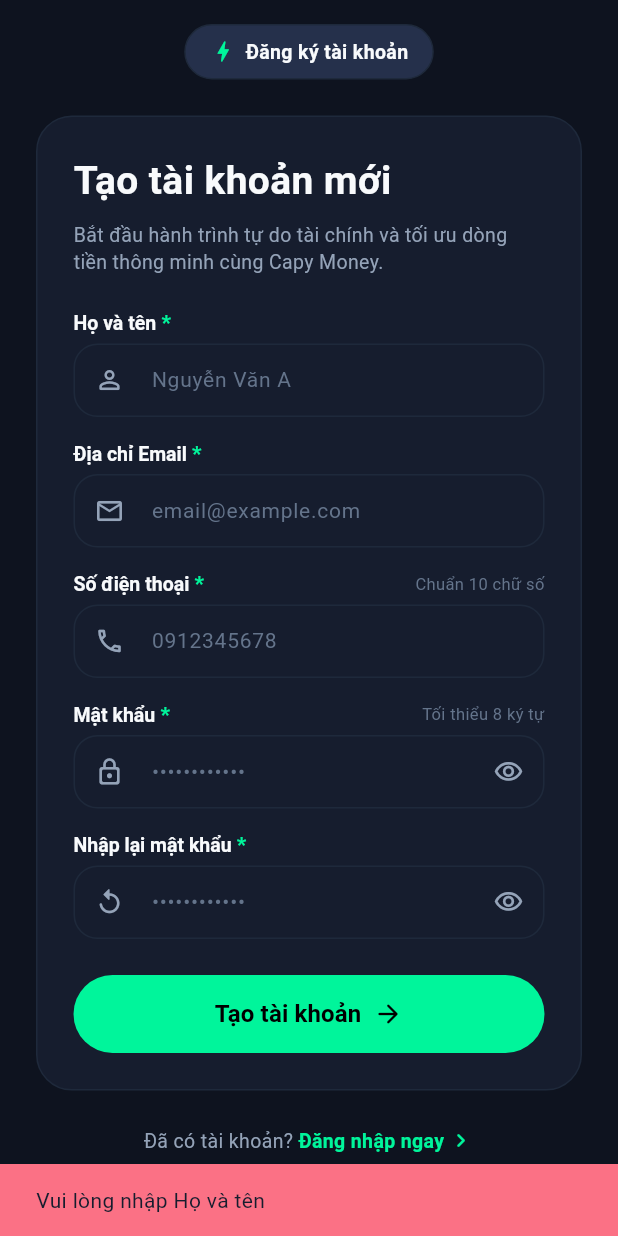
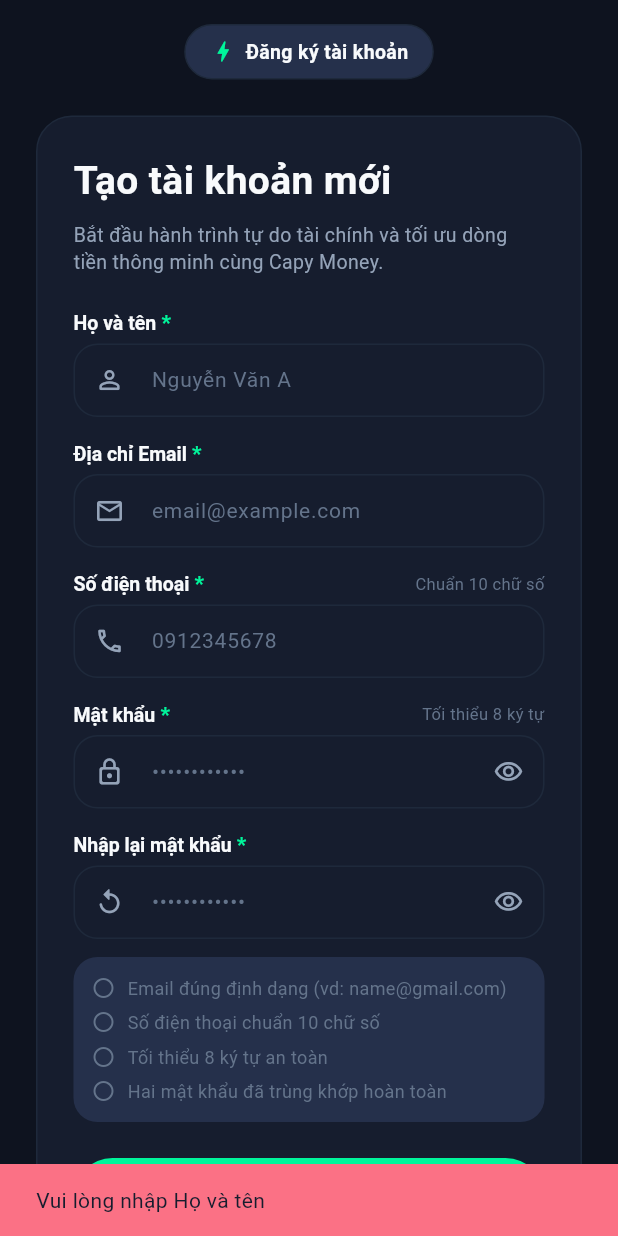
Before and after one commit to NguyenThanhLongDeveloper/CapyMoney, a Flutter app: the ManHinhDangKy screen opened directly, after a tap on "Tạo tài khoản", on a phone screen of 412 x 824 dp. Run offline on Flutter 3.47's test engine with Material 3 defaults, Android fonts, the phone set to English and light mode, and no system bars; our stand-ins replace supabase_flutter; accounts and stored records are empty; Roboto replaces fonts that are missing (PlusJakartaSans).

Commit message:
feat(xac-thuc): Bổ sung khung kiểm tra điều kiện đăng ký trực tiếp
- Thêm các dòng tích xanh kiểm tra Email, SĐT 10 số, độ dài mật khẩu và khớp mật khẩu thời gian thực

```diff
--- a/lib/man_hinh/xac_thuc/man_hinh_dang_ky.dart
+++ b/lib/man_hinh/xac_thuc/man_hinh_dang_ky.dart
@@ -32,13 +32,25 @@ class _ManHinhDangKyState extends State<ManHinhDangKy> {
   /// Regex kiểm tra Số điện thoại đúng 10 chữ số
   static final RegExp _sdtRegex = RegExp(r'^[0-9]{10}$');
 
+  // Trạng thái kiểm tra trực tiếp (Realtime validation status)
+  bool get _emailHopLe =>
+      _emailController.text.isNotEmpty && _emailRegex.hasMatch(_emailController.text.trim());
+
+  bool get _sdtHopLe =>
+      _soDienThoaiController.text.isNotEmpty && _sdtRegex.hasMatch(_soDienThoaiController.text.trim());
+
+  bool get _du8KyTu => _matKhauController.text.length >= 8;
+
+  bool get _trungKhop =>
+      _matKhauController.text.isNotEmpty &&
+      _matKhauController.text == _nhapLaiMatKhauController.text;
+
   /// Thao tác kiểm tra dữ liệu và Đăng ký tài khoản
   Future<void> _xuLyDangKy() async {
     final hoTen = _hoTenController.text.trim();
     final email = _emailController.text.trim();
     final soDienThoai = _soDienThoaiController.text.trim();
     final matKhau = _matKhauController.text.trim();
-    final nhapLaiMatKhau = _nhapLaiMatKhauController.text.trim();
 
     // 1. Kiểm tra Họ tên
     if (hoTen.isEmpty) {
@@ -47,25 +59,25 @@ class _ManHinhDangKyState extends State<ManHinhDangKy> {
     }
 
     // 2. Kiểm tra Email chuẩn
-    if (email.isEmpty || !_emailRegex.hasMatch(email)) {
+    if (!_emailHopLe) {
       _hienThongBao('Địa chỉ Email không đúng định dạng (ví dụ: email@example.com)');
       return;
     }
 
-    // 3. Kiểm tra Số điện thoại chuẩn 10 số, không chứa chữ
-    if (soDienThoai.isEmpty || !_sdtRegex.hasMatch(soDienThoai)) {
+    // 3. Kiểm tra Số điện thoại chuẩn 10 số
+    if (!_sdtHopLe) {
       _hienThongBao('Số điện thoại phải gồm đúng 10 chữ số (không chứa chữ hoặc ký tự đặc biệt)');
       return;
     }
 
     // 4. Kiểm tra độ dài Mật khẩu
-    if (matKhau.length < 8) {
+    if (!_du8KyTu) {
       _hienThongBao('Mật khẩu phải chứa ít nhất 8 ký tự');
       return;
     }
 
     // 5. Kiểm tra Mật khẩu nhập lại
-    if (matKhau != nhapLaiMatKhau) {
+    if (!_trungKhop) {
       _hienThongBao('Mật khẩu nhập lại không trùng khớp');
       return;
     }
@@ -84,7 +96,6 @@ class _ManHinhDangKyState extends State<ManHinhDangKy> {
       _hienHopThoaiXacNhanEmail(email);
     } catch (e) {
       if (!mounted) return;
-      // Hiển thị thông báo khi gặp lỗi Supabase hoặc giả lập đăng ký thành công
       _hienHopThoaiXacNhanEmail(email);
     } finally {
       if (mounted) setState(() => _dangXuLy = false);
@@ -105,7 +116,7 @@ class _ManHinhDangKyState extends State<ManHinhDangKy> {
             child: Column(
               mainAxisSize: MainAxisSize.min,
               children: [
-                // Icon Hom thu Gmail
+                // Icon Hòm thư Gmail
                 Container(
                   width: 70,
                   height: 70,
@@ -266,6 +277,7 @@ class _ManHinhDangKyState extends State<ManHinhDangKy> {
           keyboardType: keyboardType,
           inputFormatters: inputFormatters,
           maxLength: maxLength,
+          onChanged: (_) => setState(() {}),
           style: const TextStyle(color: MauSac.chuChinh, fontSize: 14),
           decoration: InputDecoration(
             counterText: '',
@@ -429,6 +441,104 @@ class _ManHinhDangKyState extends State<ManHinhDangKy> {
                       isObscure: _anNhapLaiMatKhau,
                       onToggleObscure: () => setState(() => _anNhapLaiMatKhau = !_anNhapLaiMatKhau),
                     ),
+                    const SizedBox(height: KhoangCach.vua),
+
+                    // Khung kiểm tra điều kiện thời gian thực (Realtime Validation Container)
+                    Container(
+                      padding: const EdgeInsets.all(12),
+                      decoration: BoxDecoration(
+                        color: MauSac.nenNoi,
+                        borderRadius: BoGoc.borderVua,
+                      ),
+                      child: Column(
+                        children: [
+                          Row(
+                            children: [
+                              Icon(
+                                _emailHopLe ? Icons.check_circle_rounded : Icons.circle_outlined,
+                                color: _emailHopLe ? MauSac.chuDao : MauSac.chuMo,
+                                size: 16,
+                              ),
+                              const SizedBox(width: 8),
+                              Expanded(
+                                child: Text(
+                                  'Email đúng định dạng (vd: name@gmail.com)',
+                                  style: TextStyle(
+                                    color: _emailHopLe ? MauSac.chuChinh : MauSac.chuMo,
+                                    fontSize: 12,
+                                    fontWeight: _emailHopLe ? FontWeight.bold : FontWeight.normal,
+                                  ),
+                                ),
+                              ),
+                            ],
+                          ),
+                          const SizedBox(height: 6),
+                          Row(
+                            children: [
+                              Icon(
+                                _sdtHopLe ? Icons.check_circle_rounded : Icons.circle_outlined,
+                                color: _sdtHopLe ? MauSac.chuDao : MauSac.chuMo,
+                                size: 16,
+                              ),
+                              const SizedBox(width: 8),
+                              Expanded(
+                                child: Text(
+                                  'Số điện thoại chuẩn 10 chữ số',
+                                  style: TextStyle(
+                                    color: _sdtHopLe ? MauSac.chuChinh : MauSac.chuMo,
+                                    fontSize: 12,
+                                    fontWeight: _sdtHopLe ? FontWeight.bold : FontWeight.normal,
+                                  ),
+                                ),
+                              ),
+                            ],
+                          ),
+                          const SizedBox(height: 6),
+                          Row(
+                            children: [
+                              Icon(
+                                _du8KyTu ? Icons.check_circle_rounded : Icons.circle_outlined,
+                                color: _du8KyTu ? MauSac.chuDao : MauSac.chuMo,
+                                size: 16,
+                              ),
+                              const SizedBox(width: 8),
+                              Expanded(
+                                child: Text(
+                                  'Tối thiểu 8 ký tự an toàn',
+                                  style: TextStyle(
+                                    color: _du8KyTu ? MauSac.chuChinh : MauSac.chuMo,
+                                    fontSize: 12,
+                                    fontWeight: _du8KyTu ? FontWeight.bold : FontWeight.normal,
+                                  ),
+                                ),
+                              ),
+                            ],
+                          ),
+                          const SizedBox(height: 6),
+                          Row(
+                            children: [
+                              Icon(
+                                _trungKhop ? Icons.check_circle_rounded : Icons.circle_outlined,
+                                color: _trungKhop ? MauSac.chuDao : MauSac.chuMo,
+                                size: 16,
+                              ),
+                              const SizedBox(width: 8),
+                              Expanded(
+                                child: Text(
+                                  'Hai mật khẩu đã trùng khớp hoàn toàn',
+                                  style: TextStyle(
+                                    color: _trungKhop ? MauSac.chuChinh : MauSac.chuMo,
+                                    fontSize: 12,
+                                    fontWeight: _trungKhop ? FontWeight.bold : FontWeight.normal,
+                                  ),
+                                ),
+                              ),
+                            ],
+                          ),
+                        ],
+                      ),
+                    ),
+
                     const SizedBox(height: KhoangCach.lon),
 
                     // Nút Tạo tài khoản
```
